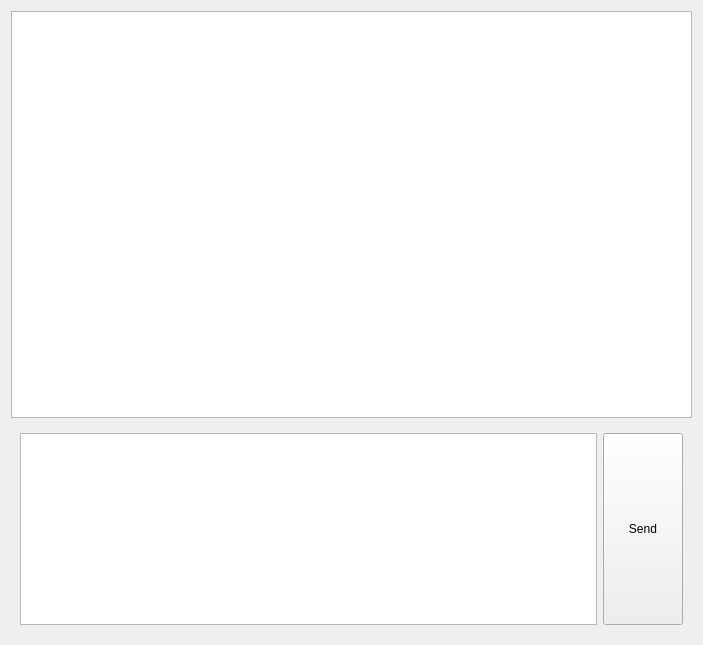
First picture: the form in src/frontend/MainWindow.ui, repository yoann0723/LocalAI-Assistant, before the edit.
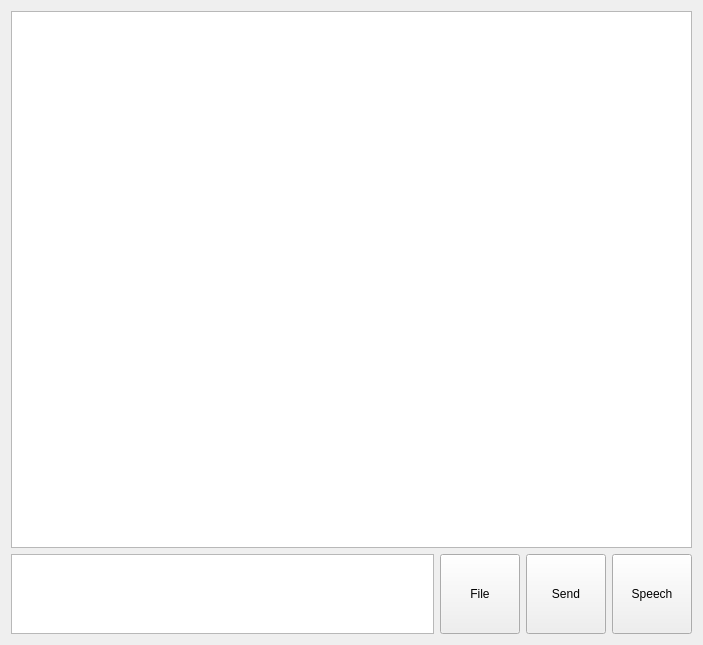
Second picture: the form after the edit. Icons and pictures are not drawn.

```diff
--- a/src/frontend/MainWindow.ui
+++ b/src/frontend/MainWindow.ui
@@ -29,6 +29,18 @@
      <item>
       <widget class="QWidget" name="widget_input" native="true">
        <layout class="QHBoxLayout" name="horizontalLayout">
+        <property name="leftMargin">
+         <number>0</number>
+        </property>
+        <property name="topMargin">
+         <number>0</number>
+        </property>
+        <property name="rightMargin">
+         <number>0</number>
+        </property>
+        <property name="bottomMargin">
+         <number>0</number>
+        </property>
         <item>
          <widget class="QTextEdit" name="textEdit_input">
           <property name="sizePolicy">
@@ -49,9 +61,80 @@
             <horstretch>0</horstretch>
             <verstretch>0</verstretch>
            </sizepolicy>
+          </property>
+          <property name="minimumSize">
+           <size>
+            <width>80</width>
+            <height>80</height>
+           </size>
+          </property>
+          <property name="maximumSize">
+           <size>
+            <width>80</width>
+            <height>80</height>
+           </size>
+          </property>
+          <property name="text">
+           <string>File</string>
+          </property>
+          <property name="icon">
+           <iconset theme="QIcon::ThemeIcon::DocumentNew"/>
+          </property>
+         </widget>
+        </item>
+        <item>
+         <widget class="QPushButton" name="btn_send_txt">
+          <property name="sizePolicy">
+           <sizepolicy hsizetype="Minimum" vsizetype="Preferred">
+            <horstretch>0</horstretch>
+            <verstretch>0</verstretch>
+           </sizepolicy>
+          </property>
+          <property name="minimumSize">
+           <size>
+            <width>80</width>
+            <height>80</height>
+           </size>
+          </property>
+          <property name="maximumSize">
+           <size>
+            <width>80</width>
+            <height>80</height>
+           </size>
           </property>
           <property name="text">
            <string>Send</string>
+          </property>
+          <property name="icon">
+           <iconset theme="QIcon::ThemeIcon::DocumentSend"/>
+          </property>
+         </widget>
+        </item>
+        <item>
+         <widget class="QPushButton" name="btn_speech">
+          <property name="sizePolicy">
+           <sizepolicy hsizetype="Minimum" vsizetype="Preferred">
+            <horstretch>0</horstretch>
+            <verstretch>0</verstretch>
+           </sizepolicy>
+          </property>
+          <property name="minimumSize">
+           <size>
+            <width>80</width>
+            <height>80</height>
+           </size>
+          </property>
+          <property name="maximumSize">
+           <size>
+            <width>80</width>
+            <height>80</height>
+           </size>
+          </property>
+          <property name="text">
+           <string>Speech</string>
+          </property>
+          <property name="icon">
+           <iconset theme="QIcon::ThemeIcon::AudioInputMicrophone"/>
           </property>
          </widget>
         </item>
```
Left out of the diff: 2 changed lines with no effect on the pictures.
